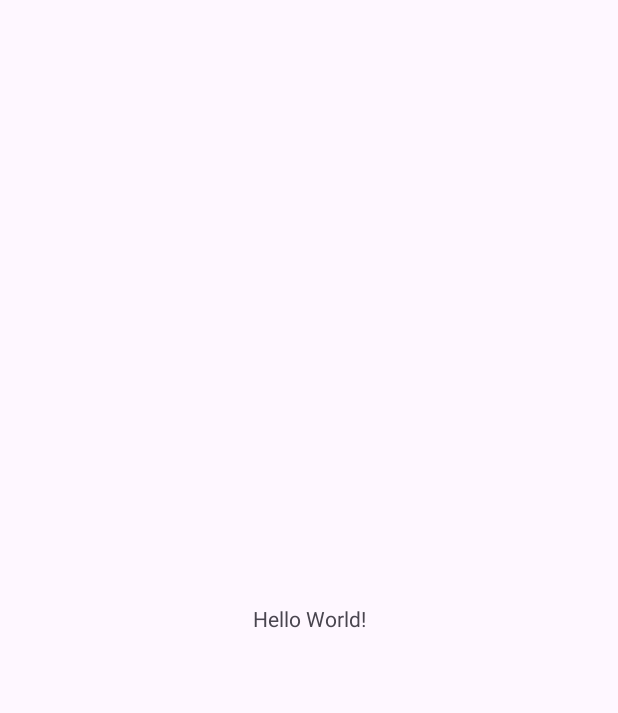
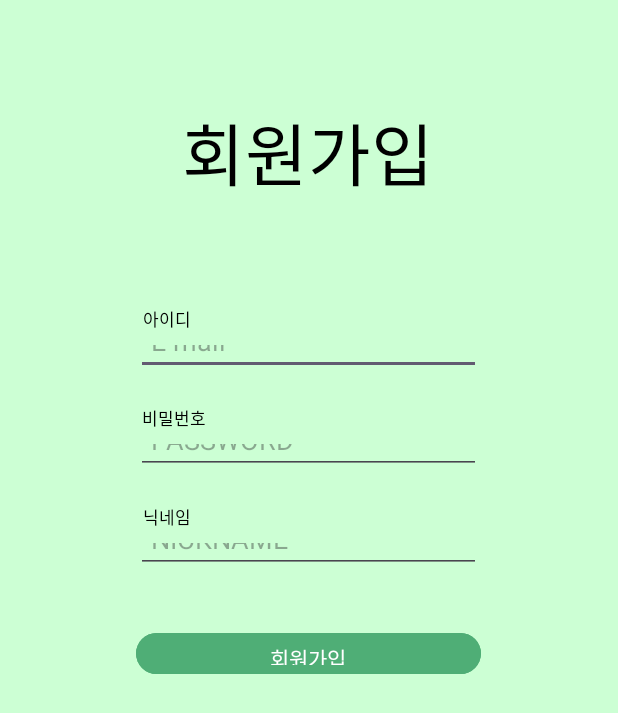
Before and after one commit to handher0/VolunteeerKim, an Android app: the screen it shows after launch (MainActivity before the commit, SignupActivity after it), on a phone screen of 412 x 824 dp. Before the commit the part shown is almost empty. Shown: the top 713 px of the screen. Run offline under Robolectric (Android 15) with nearby library versions, the phone set to English and light mode, and no system bars; our stand-ins replace Firebase (no records; nobody signed in at launch, a user with empty details on screens opened directly).

Commit message:
[feat] 회원가입/로그인 기능 구현

```diff
--- a/app/build.gradle.kts
+++ b/app/build.gradle.kts
@@ -1,5 +1,6 @@
 plugins {
     alias(libs.plugins.android.application)
+    alias(libs.plugins.google.gms.google.services)
 }
 
 android {
@@ -37,6 +38,7 @@ dependencies {
     implementation(libs.material)
     implementation(libs.activity)
     implementation(libs.constraintlayout)
+    implementation(libs.firebase.auth)
     testImplementation(libs.junit)
     androidTestImplementation(libs.ext.junit)
     androidTestImplementation(libs.espresso.core)
--- a/app/src/main/java/com/example/volunteerkim/MainActivity.java
+++ b/app/src/main/java/com/example/volunteerkim/MainActivity.java
@@ -20,8 +20,5 @@ public class MainActivity extends AppCompatActivity {
             v.setPadding(systemBars.left, systemBars.top, systemBars.right, systemBars.bottom);
             return insets;
         });
-
-        //브랜치테스트
-        //ㅇㅇㅇㅇ
     }
 }
--- /dev/null
+++ b/app/src/main/java/com/example/volunteerkim/SignupActivity.java
@@ -0,0 +1,95 @@
+// src/main/java/com/example/volunteerkim/SignupActivity.java
+package com.example.volunteerkim;
+
+import android.content.Intent;
+import android.os.Bundle;
+import android.text.TextUtils;
+import android.util.Log;
+import android.view.View;
+import android.widget.Button;
+import android.widget.EditText;
+import android.widget.Toast;
+
+import androidx.annotation.NonNull;
+import androidx.appcompat.app.AppCompatActivity;
+
+import com.google.firebase.auth.FirebaseAuth;
+import com.google.firebase.auth.FirebaseAuthUserCollisionException;
+import com.google.firebase.auth.FirebaseUser;
+
+public class SignupActivity extends AppCompatActivity {
+
+    private EditText etEmail, etPassword, etNickname;
+    private Button btnRegister;
+    private FirebaseAuth mAuth;
+
+    @Override
+    protected void onCreate(Bundle savedInstanceState) {
+        super.onCreate(savedInstanceState);
+        setContentView(R.layout.activity_signup);
+
+        // FirebaseAuth 인스턴스 초기화
+        mAuth = FirebaseAuth.getInstance();
+
+        // XML에서 레이아웃 요소 가져오기
+        etEmail = findViewById(R.id.et_register_id);
+        etPassword = findViewById(R.id.et_register_pw);
+        etNickname = findViewById(R.id.et_register_nickname);
+        btnRegister = findViewById(R.id.btn_register_button);
+
+        // 회원가입 버튼 클릭 시 동작
+        btnRegister.setOnClickListener(new View.OnClickListener() {
+            @Override
+            public void onClick(View v) {
+                registerUser();
+            }
+        });
+    }
+
+    private void registerUser() {
+        String email = etEmail.getText().toString().trim();
+        String password = etPassword.getText().toString().trim();
+        String nickname = etNickname.getText().toString().trim();
+
+        // 입력값 검증
+        if (TextUtils.isEmpty(email)) {
+            etEmail.setError("Email is required.");
+            return;
+        }
+        if (TextUtils.isEmpty(password)) {
+            etPassword.setError("Password is required.");
+            return;
+        }
+        if (TextUtils.isEmpty(nickname)) {
+            etNickname.setError("Nickname is required.");
+            return;
+        }
+        if (password.length() < 6) {
+            etPassword.setError("Password must be at least 6 characters.");
+            return;
+        }
+
+        // Firebase Auth로 회원가입
+        mAuth.createUserWithEmailAndPassword(email, password)
+                .addOnCompleteListener(this, task -> {
+                    if (task.isSuccessful()) {
+                        // 회원가입 성공
+                        FirebaseUser user = mAuth.getCurrentUser();
+                        Toast.makeText(SignupActivity.this, "Registration successful!", Toast.LENGTH_SHORT).show();
+
+                        // LoginActivity로 이동
+                        Intent intent = new Intent(SignupActivity.this, LoginActivity.class);
+                        startActivity(intent);
+                        finish(); // 회원가입 완료 후 SignupActivity 종료
+                    } else {
+                        // 회원가입 실패
+                        if (task.getException() instanceof FirebaseAuthUserCollisionException) {
+                            etEmail.setError("This email is already registered.");
+                        } else {
+                            Toast.makeText(SignupActivity.this, "Registration failed: " + task.getException().getMessage(), Toast.LENGTH_LONG).show();
+                            Log.e("SignupActivity", "Registration error: ", task.getException());
+                        }
+                    }
+                });
+    }
+}
--- /dev/null
+++ b/app/src/main/res/layout/activity_signup.xml
@@ -0,0 +1,137 @@
+<?xml version="1.0" encoding="utf-8"?>
+<androidx.constraintlayout.widget.ConstraintLayout xmlns:android="http://schemas.android.com/apk/res/android"
+    xmlns:app="http://schemas.android.com/apk/res-auto"
+    xmlns:tools="http://schemas.android.com/tools"
+    android:layout_width="match_parent"
+    android:layout_height="match_parent"
+    android:background="#CCFFD4"
+    tools:context=".SignupActivity">
+
+    <!-- 회원가입 -->
+    <TextView
+        android:layout_width="wrap_content"
+        android:layout_height="wrap_content"
+        android:layout_marginTop="68dp"
+        android:text="회원가입"
+        android:textColor="@color/black"
+        android:textSize="45dp"
+        app:layout_constraintEnd_toEndOf="parent"
+        app:layout_constraintHorizontal_bias="0.497"
+        app:layout_constraintStart_toStartOf="parent"
+        app:layout_constraintTop_toTopOf="parent">
+
+    </TextView>
+
+    <!-- 이메일 입력-->
+    <EditText
+        android:id="@+id/et_register_id"
+        android:layout_width="230dp"
+        android:layout_height="30dp"
+        android:layout_marginTop="220dp"
+        android:ems="10"
+        android:hint=" E-mail"
+        android:inputType="textEmailAddress"
+        android:paddingLeft="5dp"
+        app:layout_constraintEnd_toEndOf="parent"
+        app:layout_constraintHorizontal_bias="0.497"
+        app:layout_constraintStart_toStartOf="parent"
+        app:layout_constraintTop_toTopOf="parent" />
+
+    <!-- 비밀번호 입력-->
+    <EditText
+        android:id="@+id/et_register_pw"
+        android:layout_width="230dp"
+        android:layout_height="30dp"
+        android:layout_marginTop="36dp"
+        android:ems="10"
+        android:hint=" PASSWORD"
+        android:inputType="textPersonName"
+        android:paddingLeft="5dp"
+        app:layout_constraintEnd_toEndOf="@+id/et_register_id"
+        app:layout_constraintHorizontal_bias="0.0"
+        app:layout_constraintStart_toStartOf="@+id/et_register_id"
+        app:layout_constraintTop_toBottomOf="@+id/et_register_id" />
+
+    <!-- 닉네임 입력-->
+    <EditText
+        android:id="@+id/et_register_nickname"
+        android:layout_width="230dp"
+        android:layout_height="30dp"
+        android:layout_marginTop="36dp"
+        android:ems="10"
+        android:hint=" NICKNAME"
+        android:inputType="textPersonName"
+        android:paddingLeft="5dp"
+        app:layout_constraintEnd_toEndOf="@+id/et_register_pw"
+        app:layout_constraintHorizontal_bias="0.0"
+        app:layout_constraintStart_toStartOf="@+id/et_register_pw"
+        app:layout_constraintTop_toBottomOf="@+id/et_register_pw" />
+
+    <!-- 이메일 -->
+
+    <TextView
+        android:id="@+id/tv_register_id"
+        android:layout_width="wrap_content"
+        android:layout_height="wrap_content"
+        android:layout_marginTop="204dp"
+        android:text="아이디"
+        android:textColor="@color/black"
+        android:textSize="11dp"
+        app:layout_constraintEnd_toEndOf="parent"
+        app:layout_constraintHorizontal_bias="0.25"
+        app:layout_constraintStart_toStartOf="parent"
+        app:layout_constraintTop_toTopOf="parent">
+
+    </TextView>
+
+    <!-- 비밀번호 -->
+    <TextView
+        android:id="@+id/tv_register_pw"
+        android:layout_width="wrap_content"
+        android:layout_height="wrap_content"
+        android:layout_marginTop="20dp"
+        android:text="비밀번호"
+        android:textColor="@color/black"
+        android:textSize="11dp"
+        app:layout_constraintEnd_toEndOf="parent"
+        app:layout_constraintHorizontal_bias="0.256"
+        app:layout_constraintStart_toStartOf="parent"
+        app:layout_constraintTop_toBottomOf="@+id/et_register_id">
+
+    </TextView>
+
+    <!-- 닉네임 -->
+
+    <TextView
+        android:id="@+id/tv_register_nickname"
+        android:layout_width="wrap_content"
+        android:layout_height="wrap_content"
+        android:layout_marginTop="20dp"
+        android:text="닉네임"
+        android:textColor="@color/black"
+        android:textSize="11dp"
+        app:layout_constraintEnd_toEndOf="parent"
+        app:layout_constraintHorizontal_bias="0.25"
+        app:layout_constraintStart_toStartOf="parent"
+        app:layout_constraintTop_toBottomOf="@+id/et_register_pw">
+
+    </TextView>
+
+
+
+    <Button
+        android:id="@+id/btn_register_button"
+        android:layout_width="230dp"
+        android:layout_height="35dp"
+        android:layout_marginTop="36dp"
+        android:foreground="?attr/selectableItemBackgroundBorderless"
+        android:backgroundTint="#4FAE76"
+        android:text="회원가입"
+        app:layout_constraintEnd_toEndOf="@+id/et_register_nickname"
+        app:layout_constraintHorizontal_bias="0.0"
+        app:layout_constraintStart_toStartOf="@+id/et_register_nickname"
+        app:layout_constraintTop_toBottomOf="@+id/et_register_nickname" />
+
+
+
+</androidx.constraintlayout.widget.ConstraintLayout>
--- a/build.gradle.kts
+++ b/build.gradle.kts
@@ -1,4 +1,5 @@
 // Top-level build file where you can add configuration options common to all sub-projects/modules.
 plugins {
     alias(libs.plugins.android.application) apply false
+    alias(libs.plugins.google.gms.google.services) apply false
 }
--- a/gradle/libs.versions.toml
+++ b/gradle/libs.versions.toml
@@ -7,6 +7,8 @@ appcompat = "1.7.0"
 material = "1.12.0"
 activity = "1.9.3"
 constraintlayout = "2.1.4"
+googleGmsGoogleServices = "4.4.2"
+firebaseAuth = "23.1.0"
 
 [libraries]
 junit = { group = "junit", name = "junit", version.ref = "junit" }
@@ -16,6 +18,8 @@ appcompat = { group = "androidx.appcompat", name = "appcompat", version.ref = "a
 material = { group = "com.google.android.material", name = "material", version.ref = "material" }
 activity = { group = "androidx.activity", name = "activity", version.ref = "activity" }
 constraintlayout = { group = "androidx.constraintlayout", name = "constraintlayout", version.ref = "constraintlayout" }
+firebase-auth = { group = "com.google.firebase", name = "firebase-auth", version.ref = "firebaseAuth" }
 
 [plugins]
 android-application = { id = "com.android.application", version.ref = "agp" }
+google-gms-google-services = { id = "com.google.gms.google-services", version.ref = "googleGmsGoogleServices" }
```
Also changed, not shown: app/src/main/AndroidManifest.xml (+9 -1 lines), app/src/main/java/com/example/volunteerkim/LoginActivity.java (added, +104 -0 lines), app/src/main/res/layout/activity_login.xml (added, +169 -0 lines), 1 other file.
